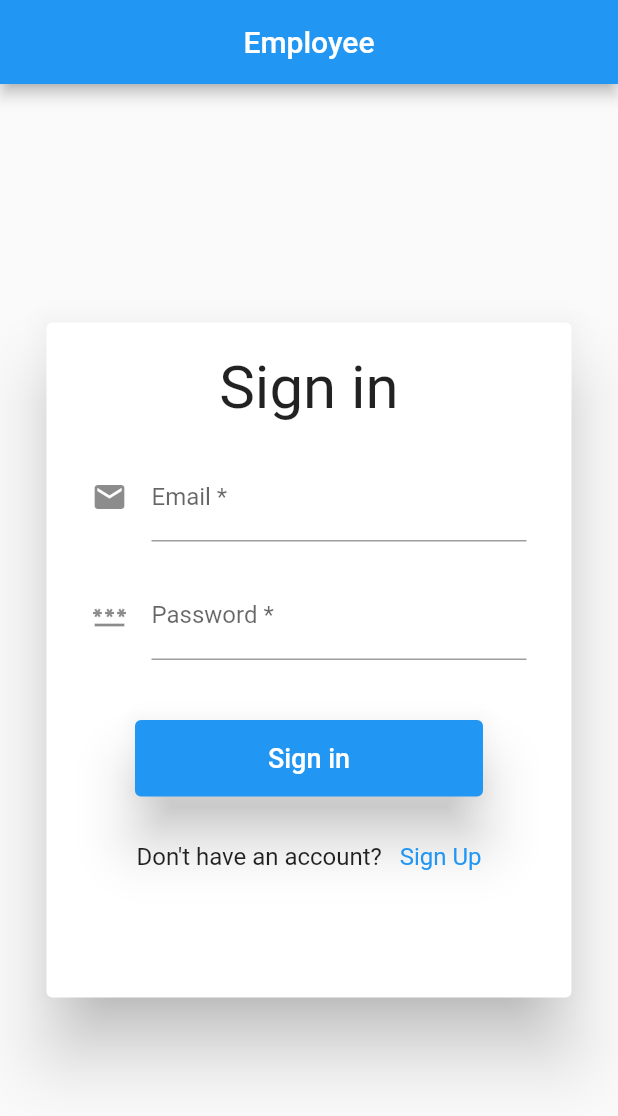
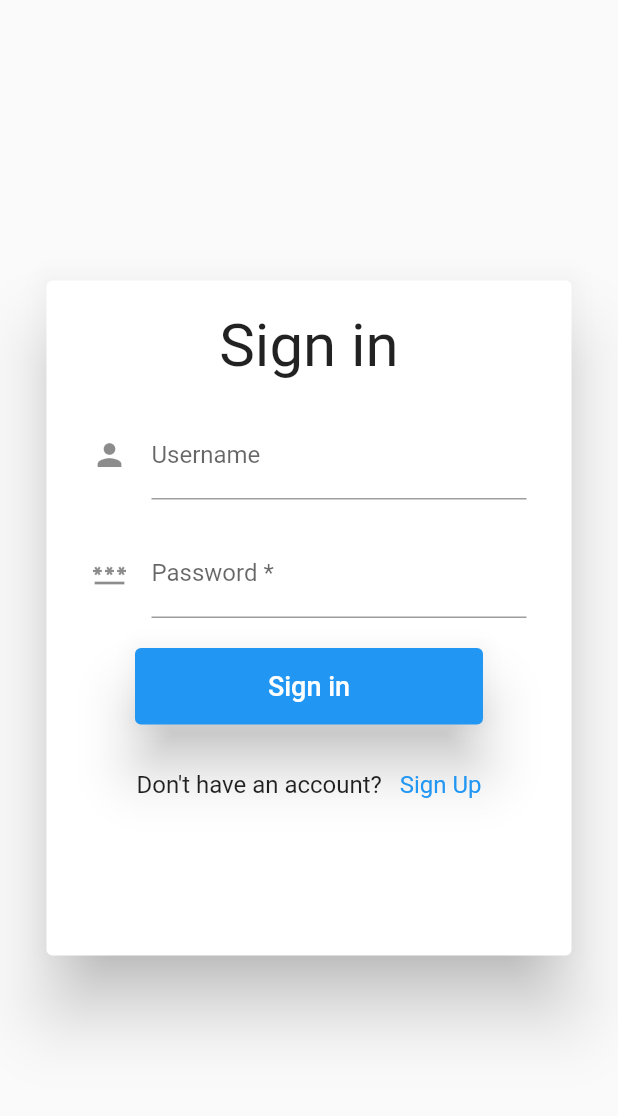
Before and after one commit to bekiTil/JobHouseApp, a Flutter app: the screen it shows after launch, on a phone screen of 412 x 824 dp. Shown: the top 1116 px of the screen. Run offline on Flutter 3.47's test engine with Material 2 defaults, Android fonts, the phone set to English and light mode, and no system bars; our stand-ins replace bloc, dio, equatable, flutter_bloc, flutter_secure_storage, form_validator and 1 more; missing offline and left inert: dart:js.

Commit message:
almost authentication part is donegit add .!

```diff
--- a/frontend/lib/Models/user.dart
+++ b/frontend/lib/Models/user.dart
@@ -6,7 +6,7 @@ import "package:flutter/material.dart";
 
 @immutable
 class User extends Equatable {
-  final String? id;
+  late final String? id;
   final String? username;
   final String? email;
   final String? password;
--- a/frontend/lib/Repository/secureStorage.dart
+++ b/frontend/lib/Repository/secureStorage.dart
@@ -4,6 +4,7 @@ class StorageService {
   final _secureStorage = const FlutterSecureStorage();
 
   Future<void> saveIdAndToken(String role, String id, String token) async {
+    print(id);
     await _secureStorage.write(key: "role", value: role);
     await _secureStorage.write(key: "id", value: id);
     await _secureStorage.write(key: "token", value: token);
--- a/frontend/lib/State_Managment/Bloc/Auth/AuthBloc.dart
+++ b/frontend/lib/State_Managment/Bloc/Auth/AuthBloc.dart
@@ -9,7 +9,11 @@ class AuthBloc extends Bloc<AuthEvent, AuthState> {
     on<LoggedIn>(
       (event, emit) async {
         emit(AuthLoading());
+        print(event.role);
+        print(event.id);
+        print(event.token);
         await storage.saveIdAndToken(event.role!, event.id!, event.token!);
+        emit(Authenticated());
       },
     );
     on<LoggedOut>(
--- a/frontend/lib/main.dart
+++ b/frontend/lib/main.dart
@@ -1,6 +1,9 @@
 import 'package:flutter/material.dart';
 import 'package:flutter_bloc/flutter_bloc.dart';
+import 'package:frontend/Repository/secureStorage.dart';
 import 'package:frontend/Repository/user_repository.dart';
+import 'package:frontend/State_Managment/Bloc/Auth/AuthBloc.dart';
+import 'package:frontend/State_Managment/Bloc/Login/LoginBloc.dart';
 import 'package:frontend/State_Managment/Bloc/SignUp/SignUpBloc.dart';
 import 'package:frontend/screens/auth/authentication_page.dart';
 import 'package:frontend/screens/auth/choose_role.dart';
@@ -19,13 +22,23 @@ class MyApp extends StatefulWidget {
 
 class _MyAppState extends State<MyApp> {
   final UserRepository userRepository = UserRepository();
+  final storage = StorageService();
   final router = AllRoutes().router;
   @override
   Widget build(BuildContext context) {
     return RepositoryProvider(
         create: (context) => UserRepository(),
         child: MultiBlocProvider(
-          providers: [BlocProvider(create: (context) => SignUpBloc())],
+          providers: [
+            BlocProvider(
+              create: ((context) => AuthBloc(storage)),
+            ),
+            BlocProvider(
+              create: ((context) =>
+                  LoginBloc(BlocProvider.of<AuthBloc>(context))),
+            ),
+            BlocProvider(create: (context) => SignUpBloc())
+          ],
           child: MaterialApp.router(
               routeInformationParser: router.routeInformationParser,
               routerDelegate: router.routerDelegate),
--- a/frontend/lib/screens/auth/authentication_page.dart
+++ b/frontend/lib/screens/auth/authentication_page.dart
@@ -1,6 +1,19 @@
 import 'package:flutter/material.dart';
+import 'package:flutter_bloc/flutter_bloc.dart';
+import 'package:form_validator/form_validator.dart';
+import 'package:frontend/Repository/secureStorage.dart';
+import 'package:frontend/State_Managment/Bloc/Auth/AuthBloc.dart';
+import 'package:frontend/State_Managment/Bloc/Auth/AuthEvent.dart';
+import 'package:frontend/State_Managment/Bloc/Auth/AuthState.dart';
+import 'package:frontend/State_Managment/Bloc/Login/LoginBloc.dart';
+import 'package:frontend/State_Managment/Bloc/Login/LoginEvent.dart';
+import 'package:frontend/State_Managment/Bloc/Login/LoginState.dart';
+import 'package:frontend/screens/Company/home.dart';
+import 'package:frontend/screens/Employee/home.dart';
 import 'package:frontend/screens/auth/choose_role.dart';
+
 import 'package:go_router/go_router.dart';
+import 'package:bloc/bloc.dart';
 
 class LoginPage extends StatefulWidget {
   LoginPage({Key? key}) : super(key: key);
@@ -10,21 +23,56 @@ class LoginPage extends StatefulWidget {
 }
 
 class _LoginPageState extends State<LoginPage> {
-  String title = "Employee";
+  late LoginBloc _loginBloc;
+  final Future<String?> role = StorageService().getRole();
+  void initState() {
+    // TODO: implement initState
+    super.initState();
+    _loginBloc = LoginBloc(AuthBloc(StorageService()));
+  }
+
+  final TextEditingController passwordController = TextEditingController();
+  final TextEditingController usernameController = TextEditingController();
+  final _formKeyBasic = GlobalKey<FormState>();
   @override
   Widget build(BuildContext context) {
+    _submit() {
+      BlocProvider.of<LoginBloc>(context).add(
+        LoginPressed(
+          username: usernameController.text,
+          password: passwordController.text,
+        ),
+      );
+      print(usernameController.text);
+    }
+
+    return FutureBuilder<String?>(
+        future: role,
+        builder: (BuildContext context, AsyncSnapshot<String?> snapshot) {
+          if (snapshot.connectionState == ConnectionState.waiting) {
+            return CircularProgressIndicator();
+          } else if (snapshot.connectionState == ConnectionState.done) {
+            if (snapshot.hasData) {
+              if (snapshot.data == "employee") {
+                return New();
+              } else {
+                return News();
+              }
+            } else {
+              return BlocConsumer<LoginBloc, LoginState>(
+                  bloc: _loginBloc,
+                  listener: (context, state) {},
+                  builder: (context, state) {
                     return Scaffold(
-      appBar: AppBar(
-        title: Center(child: Text(title)),
-      ),
                       body: Center(
                         child: Card(
                           elevation: 20,
                           child: SizedBox(
                             width: 350,
                             height: 450,
-            child: Column(
-              children: [
+                            child: Form(
+                              key: _formKeyBasic,
+                              child: Column(children: [
                                 Container(
                                   padding: const EdgeInsets.symmetric(
                                       vertical: 20.0, horizontal: 30),
@@ -40,69 +88,39 @@ class _LoginPageState extends State<LoginPage> {
                                         height: 20,
                                       ),
                                       TextFormField(
-                        // controller: username,
-                        autovalidateMode: AutovalidateMode.always,
+                                        controller: usernameController,
+                                        validator: ValidationBuilder()
+                                            .minLength(5)
+                                            .maxLength(20)
+                                            .build(),
                                         decoration: const InputDecoration(
-                          icon: Icon(Icons.email),
-                          hintText: 'Your personal email?',
-                          labelText: 'Email *',
+                                          icon: Icon(Icons.person),
+                                          hintText: 'Your username',
+                                          labelText: 'Username',
                                         ),
-                        onSaved: (value) {
-                          // This optional block of code can be used to run
-                          // code when the user saves the form.
-                        },
-                        // validator: (String value) {
-                        //   return value.contains('@')
-                        //       ? 'Do not use the @ char.'
-                        //       : null;
-                        // },
                                       ),
                                       const SizedBox(
                                         height: 20,
                                       ),
                                       TextFormField(
-                        // controller: username,
-                        autovalidateMode: AutovalidateMode.always,
+                                        controller: passwordController,
+                                        validator: ValidationBuilder()
+                                            .minLength(8)
+                                            .maxLength(20)
+                                            .build(),
                                         decoration: const InputDecoration(
                                           icon: Icon(Icons.password),
-                          hintText: 'The one you only you know?',
+                                          hintText:
+                                              'The one you only you know?',
                                           labelText: 'Password *',
                                         ),
-                        onSaved: (value) {
-                          // This optional block of code can be used to run
-                          // code when the user saves the form.
-                        },
-                        // validator: (String value) {
-                        //   return value.contains('@')
-                        //       ? 'Do not use the @ char.'
-                        //       : null;
-                        // },
-                      )
-                    ],
-                  ),
+                                        obscureText: true,
                                       ),
                                       const SizedBox(height: 20),
-                // ElevatedButton(
-                //   onPressed: () {},
-                //   style: ButtonStyle(
-                //     elevation: MaterialStateProperty.all(16),
-                //   ),
-                //   child: const Padding(
-                //     padding: EdgeInsets.all(15.0),
-                //     child: Center(
-                //       child: Text(
-                //         "Sign in",
-                //         style: TextStyle(
-                //           fontSize: 18,
-                //         ),
-                //       ),
-                //     ),
-                //   ),
-                // ),
-                // const SizedBox(height: 20),
                                       ElevatedButton(
                                         style: ButtonStyle(
-                    elevation: MaterialStateProperty.all(16),
+                                          elevation:
+                                              MaterialStateProperty.all(16),
                                         ),
                                         child: Container(
                                           width: 200,
@@ -116,11 +134,12 @@ class _LoginPageState extends State<LoginPage> {
                                             ),
                                           ),
                                         ),
-                  onPressed: () {},
+                                        onPressed: _submit,
                                       ),
                                       const SizedBox(height: 20),
                                       Row(
-                  mainAxisAlignment: MainAxisAlignment.center,
+                                        mainAxisAlignment:
+                                            MainAxisAlignment.center,
                                         children: [
                                           const SizedBox(height: 40),
                                           const Text(
@@ -139,7 +158,8 @@ class _LoginPageState extends State<LoginPage> {
                                                       fontSize: 16,
                                                     ),
                                                   ),
-                            onTap: () => {context.go('/signup')}),
+                                                  onTap: () =>
+                                                      {context.go('/signup')}),
                                             ),
                                           ),
                                         ],
@@ -147,8 +167,17 @@ class _LoginPageState extends State<LoginPage> {
                                     ],
                                   ),
                                 ),
+                              ]),
+                            ),
+                          ),
                         ),
                       ),
                     );
+                  });
+            }
+          } else {
+            return Text("Error");
+          }
+        });
   }
 }
--- a/frontend/lib/screens/auth/register.dart
+++ b/frontend/lib/screens/auth/register.dart
@@ -42,9 +42,7 @@ class _SignUpPageState extends State<SignUpPage> {
 
     return BlocConsumer<SignUpBloc, SignUpState>(
         bloc: _signUpBloc,
-        listener: (context, state) {
-          print(1);
-        },
+        listener: (context, state) {},
         builder: (context, state) {
           return Scaffold(
               body: Form(
--- a/frontend/lib/utils/routes.dart
+++ b/frontend/lib/utils/routes.dart
@@ -1,6 +1,13 @@
 import 'dart:js';
+import 'package:frontend/Repository/secureStorage.dart';
+import 'package:frontend/State_Managment/Bloc/Auth/AuthBloc.dart';
+import 'package:frontend/State_Managment/Bloc/Auth/AuthEvent.dart';
+import 'package:frontend/State_Managment/Bloc/Login/LoginBloc.dart';
 import 'package:frontend/State_Managment/Bloc/SignUp/SignUpBloc.dart';
+import 'package:frontend/screens/Company/home.dart';
+import 'package:frontend/screens/Employee/home.dart';
 import 'package:frontend/screens/auth/register.dart';
+
 import 'package:go_router/go_router.dart';
 import 'package:flutter/material.dart';
 import 'package:frontend/screens/auth/authentication_page.dart';
@@ -9,6 +16,7 @@ class AllRoutes {
   static const String loginPage = '/login';
   static const String registerPage = '/signup';
   final signup = SignUpBloc();
+  final authBloc = AuthBloc(StorageService());
 
   late final router = GoRouter(routes: [
     GoRoute(
@@ -19,5 +27,13 @@ class AllRoutes {
       path: "/signup",
       builder: (BuildContext context, GoRouterState state) => SignUpPage(),
     ),
+    GoRoute(
+      path: "/homeEmployee",
+      builder: (BuildContext context, GoRouterState state) => New(),
+    ),
+    GoRoute(
+      path: "/homeCompany",
+      builder: (BuildContext context, GoRouterState state) => News(),
+    ),
   ], refreshListenable: GoRouterRefreshStream(signup.stream));
 }
```
Also changed, not shown: frontend/lib/Data_Provider/auth.dart (+4 -9 lines), frontend/lib/State_Managment/Bloc/Login/LoginBloc.dart (+4 -3 lines), frontend/lib/screens/Company/home.dart (added, +12 -0 lines), frontend/lib/screens/Employee/home.dart (added, +12 -0 lines), 2 other files. Lines whose indentation alone changed are shown as unchanged.
